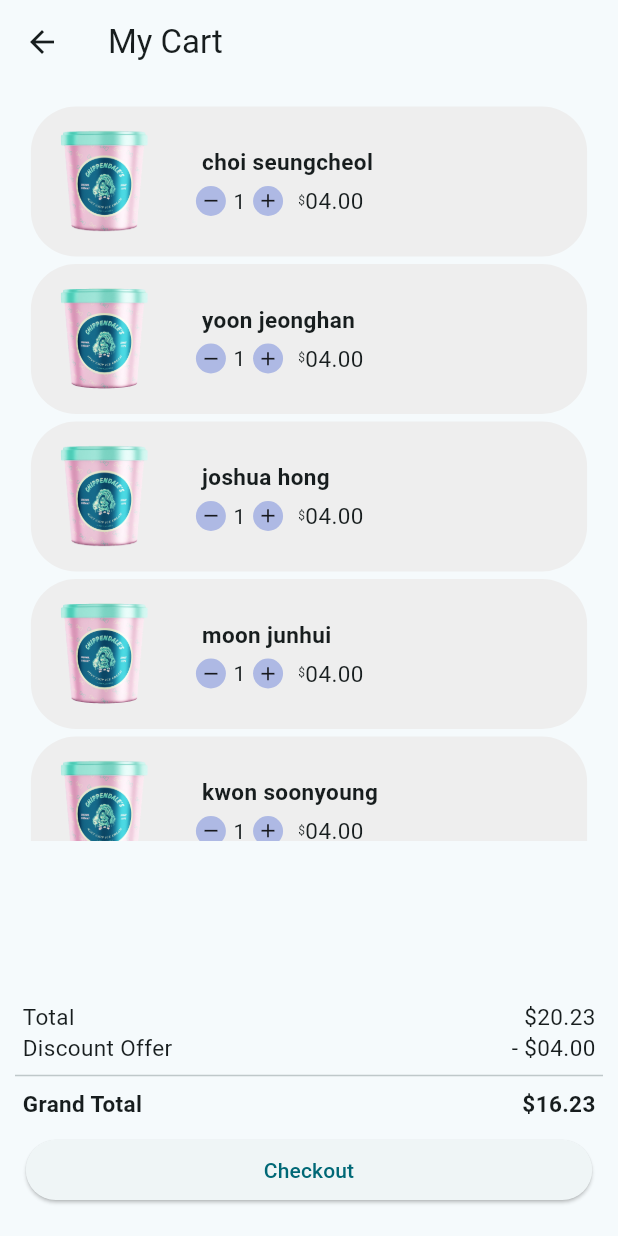
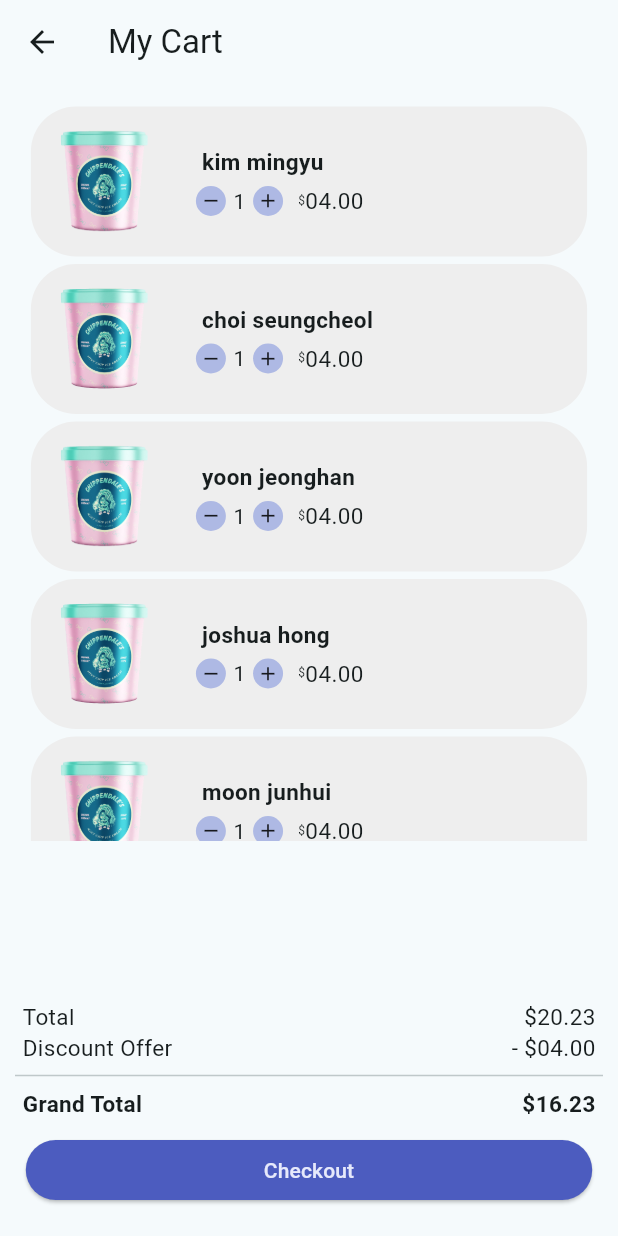
Before and after one commit to farhat-is-coding/flutter_ecommerce_app, a Flutter app: the Cart screen opened by its route, on a phone screen of 412 x 824 dp. Run offline on Flutter 3.47's test engine with Material 2 defaults, Android fonts, the phone set to English and light mode, and no system bars; drawn by our look-alikes of flutter_slidable; our stand-ins replace card_swiper, dropdown_button2, flutter_animate, flutter_staggered_animations, palette_generator.

Commit message:
cart btn homepage

```diff
--- a/lib/screens/cart/cart.dart
+++ b/lib/screens/cart/cart.dart
@@ -45,7 +45,8 @@ class _CartState extends State<Cart> {
                                 index: index,
                                 notifyParent: refresh,
                               ),
-                          ),),
+                            ),
+                          ),
                         ),
                       );
                     }),
@@ -121,10 +122,10 @@ class _CartState extends State<Cart> {
                     thickness: 1,
                   ),
                 ),
-                Row(
+                const Row(
                   mainAxisAlignment: MainAxisAlignment.spaceBetween,
                   children: [
-                    const Padding(
+                    Padding(
                       padding: EdgeInsets.only(
                         left: 15,
                       ),
@@ -137,12 +138,12 @@ class _CartState extends State<Cart> {
                       ),
                     ),
                     Padding(
-                      padding: const EdgeInsets.only(
+                      padding: EdgeInsets.only(
                         right: 15,
                       ),
                       child: Text(
                         '\$16.23',
-                        style: const TextStyle(
+                        style: TextStyle(
                           fontSize: 15,
                           fontWeight: FontWeight.bold,
                         ),
@@ -153,11 +154,18 @@ class _CartState extends State<Cart> {
                 Padding(
                   padding: const EdgeInsets.all(10.0),
                   child: ElevatedButton(
+                    style: ButtonStyle(
+                      backgroundColor: MaterialStateProperty.all<Color>(
+                          const Color(0xff4c5cbf)),
+                    ),
                     onPressed: () {},
                     child: SizedBox(
                       width: width * 0.8,
                       child: const Text(
                         'Checkout',
+                        style: TextStyle(
+                          color: Color.fromARGB(255, 230, 233, 251),
+                        ),
                         textAlign: TextAlign.center,
                       ),
                     ),
--- a/lib/screens/cart/cart_list.dart
+++ b/lib/screens/cart/cart_list.dart
@@ -3,6 +3,7 @@
 //global list to simulate cart list
 //will be replaced with actual cart
 List cartList = [
+  'kim mingyu',
   'choi seungcheol',
   'yoon jeonghan',
   'joshua hong',
--- a/lib/screens/home/home.dart
+++ b/lib/screens/home/home.dart
@@ -19,6 +19,14 @@ class HomeScreen extends StatelessWidget {
     return Scaffold(
       appBar: AppBar(
         title: const Text('Home Screen'),
+        actions: [
+          IconButton(
+            icon: const Icon(Icons.shopping_cart),
+            onPressed: () {
+              Navigator.pushNamed(context, '/cart');
+            },
+          ),
+        ],
       ),
       body: SingleChildScrollView(
         child: Column(
```
Lines whose indentation alone changed are shown as unchanged.
